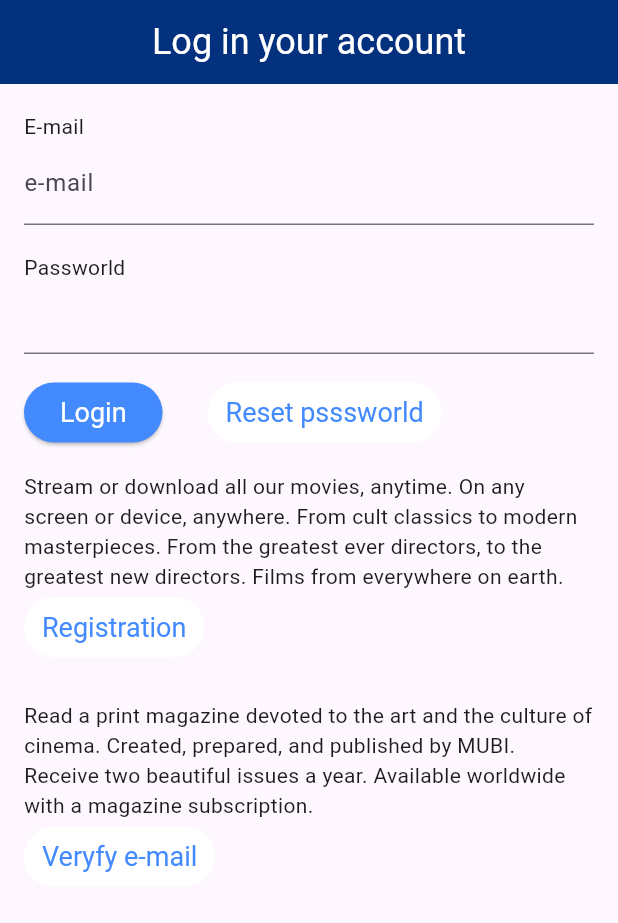
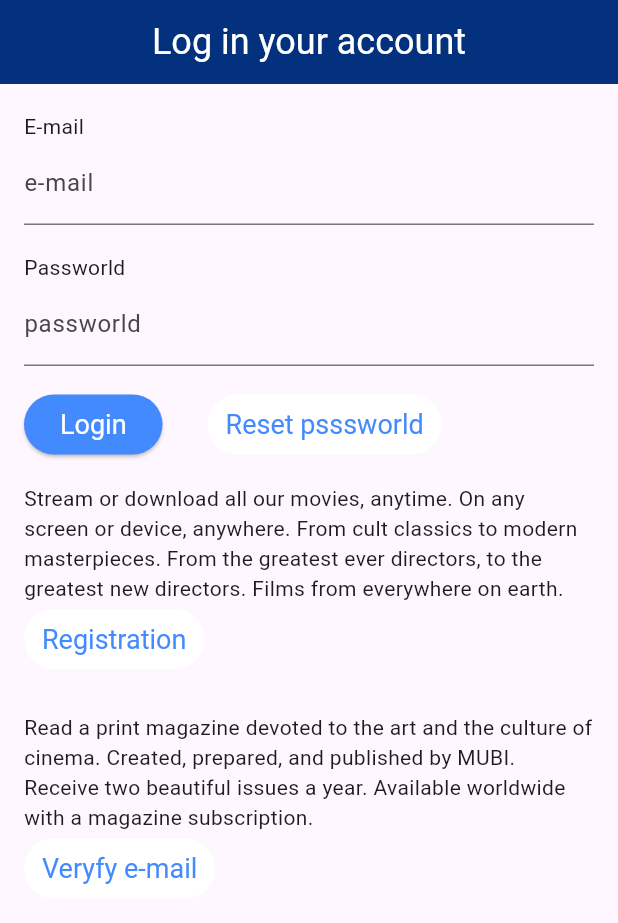
Before and after one commit to ValGorovyi/prog_LazyLF, a Flutter app: the screen it shows after launch, on a phone screen of 412 x 824 dp. Shown: the top 923 px of the screen. Run offline on Flutter 3.47's test engine with Material 3 defaults, Android fonts, the phone set to English and light mode, and no system bars.

```diff
--- a/lib/authW/authW.dart
+++ b/lib/authW/authW.dart
@@ -1,4 +1,5 @@
 import 'package:flutter/material.dart';
+import 'package:prog_lazy_f/mainScreenW/mainScreenW.dart';
 
 class AuthorizW extends StatefulWidget {
   const AuthorizW({super.key});
@@ -30,6 +31,13 @@ class _AuthorizBuilderState extends State<AuthorizBuilder> {
     final login = loginTextController.text;
     final passw = passworldTextController.text;
     if (login == 'admin' && passw == 'admin') {
+      // bad pracktick
+      // Navigator.of(
+      //   context,
+      // ).push(MaterialPageRoute(builder: (context) => MainScreenW()));
+
+      Navigator.of(context).pushReplacementNamed('/main'); // no back
+
       errorText = null;
     } else {
       errorText = 'Error in login or passworld';
@@ -48,16 +56,15 @@ class _AuthorizBuilderState extends State<AuthorizBuilder> {
           Text('E-mail'),
           TextField(
             controller: loginTextController,
-            decoration: InputDecoration(
-              labelText: 'e-mail',
-              focusedBorder: OutlineInputBorder(
-                borderSide: BorderSide(color: Colors.red),
-              ),
-            ),
+            decoration: InputDecoration(labelText: 'e-mail'),
           ),
           SizedBox(height: 18),
           Text('Passworld'),
-          TextField(obscureText: true, controller: passworldTextController),
+          TextField(
+            obscureText: true,
+            decoration: InputDecoration(labelText: 'passworld'),
+            controller: passworldTextController,
+          ),
           SizedBox(height: 15),
           if (errorText != null) ...[
             Text('$errorText', style: TextStyle(color: Colors.red)),
```
Also changed, not shown: lib/main.dart (+30 -6 lines), lib/mainScreenW/mainScreenW.dart (added, +18 -0 lines).
